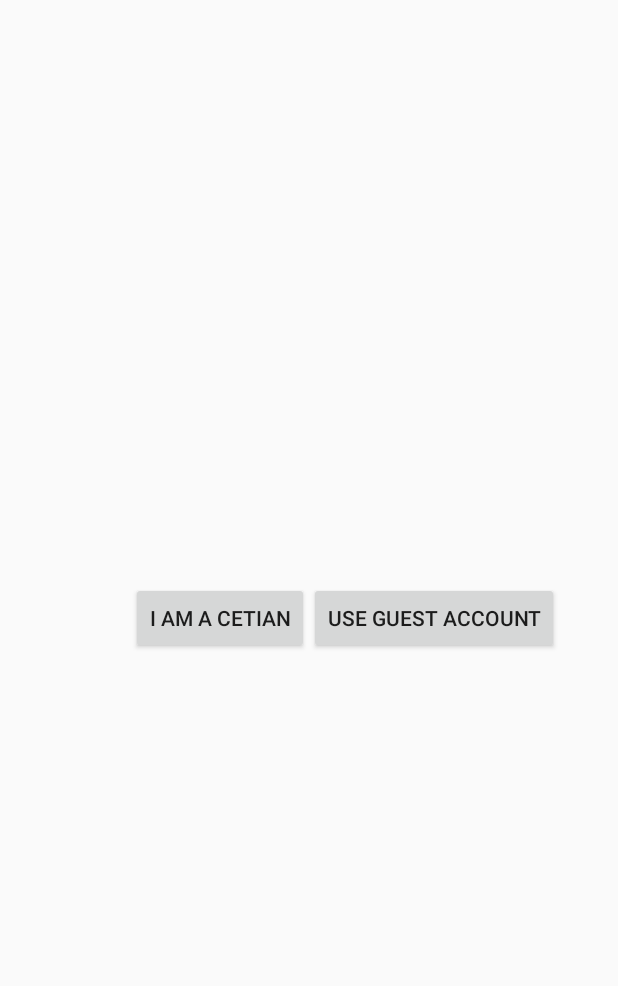
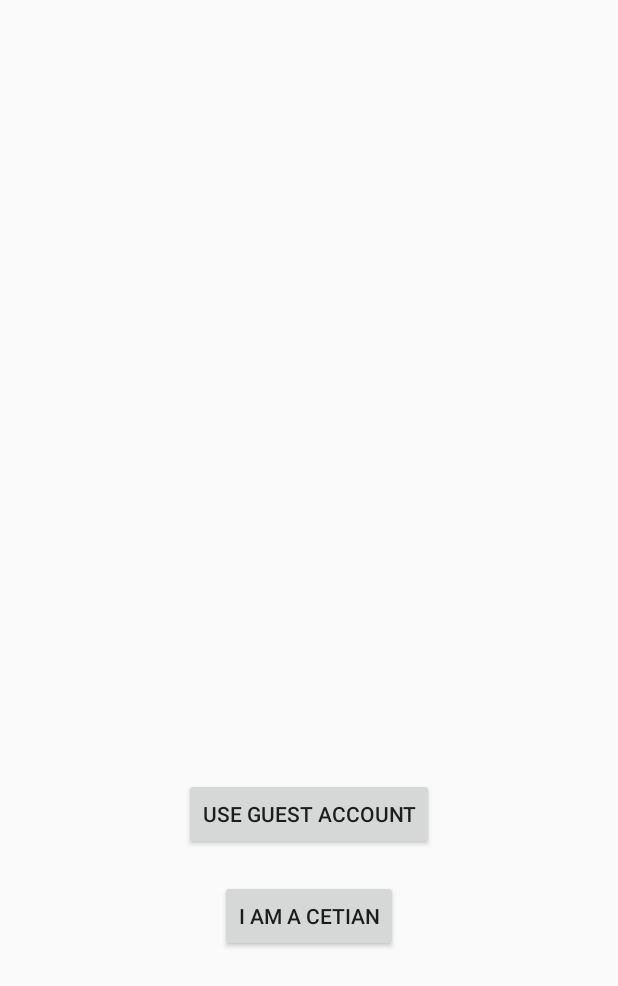
Before and after one commit to campusnet/campusnet, an Android app: the layout activity_main.xml on its own in the app's theme, with its tools: preview values and no code run, on a phone screen of 412 x 824 dp. Shown: the top 986 px of the screen. Run offline under Robolectric (Android 15) with nearby library versions, the phone set to English and light mode, and no system bars.

Commit message:
saving changes

```diff
--- a/frontend/cetian/app/build.gradle
+++ b/frontend/cetian/app/build.gradle
@@ -25,4 +25,5 @@ dependencies {
     testImplementation 'junit:junit:4.12'
     androidTestImplementation 'com.android.support.test:runner:1.0.1'
     androidTestImplementation 'com.android.support.test.espresso:espresso-core:3.0.1'
+    compile 'com.facebook.android:facebook-android-sdk:[4,5)'
 }
--- a/frontend/cetian/app/src/main/res/layout/activity_main.xml
+++ b/frontend/cetian/app/src/main/res/layout/activity_main.xml
@@ -1,5 +1,5 @@
 <?xml version="1.0" encoding="utf-8"?>
-<android.support.constraint.ConstraintLayout xmlns:android="http://schemas.android.com/apk/res/android"
+<RelativeLayout xmlns:android="http://schemas.android.com/apk/res/android"
     xmlns:app="http://schemas.android.com/apk/res-auto"
     xmlns:tools="http://schemas.android.com/tools"
     android:layout_width="match_parent"
@@ -7,26 +7,32 @@
     tools:context="cetian.campusnet.cetian.MainActivity">
 
     <Button
+        android:id="@+id/button2"
         android:layout_width="wrap_content"
         android:layout_height="wrap_content"
+        android:layout_alignParentBottom="true"
+        android:layout_centerHorizontal="true"
+        android:layout_marginBottom="189dp"
         android:text="@string/first_button_text"
+        app:layout_constraintBottom_toBottomOf="parent"
+        app:layout_constraintEnd_toStartOf="@+id/guideline_vertical_in_center"
         app:layout_constraintLeft_toLeftOf="parent"
         app:layout_constraintRight_toRightOf="parent"
-        app:layout_constraintTop_toTopOf="parent"
-        app:layout_constraintBottom_toBottomOf="parent"
-        app:layout_constraintEnd_toStartOf="@+id/guideline_vertical_in_center"
-    />
+        app:layout_constraintTop_toTopOf="parent" />
 
     <Button
+        android:id="@+id/button"
         android:layout_width="wrap_content"
         android:layout_height="wrap_content"
+        android:layout_above="@+id/button2"
+        android:layout_centerHorizontal="true"
+        android:layout_marginBottom="20dp"
         android:text="@string/second_button_text"
+        app:layout_constraintBottom_toBottomOf="parent"
         app:layout_constraintLeft_toLeftOf="parent"
         app:layout_constraintRight_toRightOf="parent"
-        app:layout_constraintTop_toTopOf="parent"
-        app:layout_constraintBottom_toBottomOf="parent"
         app:layout_constraintStart_toStartOf="@+id/guideline_vertical_in_center"
-        />
+        app:layout_constraintTop_toTopOf="parent" />
 
     <android.support.constraint.Guideline
         android:layout_width="wrap_content"
@@ -35,4 +41,4 @@
         android:orientation="vertical"
         app:layout_constraintGuide_percent="0.5" />
 
-</android.support.constraint.ConstraintLayout>
+</RelativeLayout>
--- a/frontend/cetian/app/src/main/res/values/strings.xml
+++ b/frontend/cetian/app/src/main/res/values/strings.xml
@@ -4,4 +4,7 @@
     <!--for main activity-->
     <string name="first_button_text">I am a CETian</string>
     <string name="second_button_text">Use Guest Account</string>
+    <string name="facebook_app_id">1307029072758010</string>
+    <string name="fb_login_protocol_scheme">fb1307029072758010</string>
+
 </resources>
--- a/frontend/cetian/build.gradle
+++ b/frontend/cetian/build.gradle
@@ -5,6 +5,7 @@ buildscript {
     repositories {
         google()
         jcenter()
+        mavenCentral()
     }
     dependencies {
         classpath 'com.android.tools.build:gradle:3.0.0'
```
Also changed, not shown: frontend/cetian/app/src/main/AndroidManifest.xml (+26 -1 lines).
